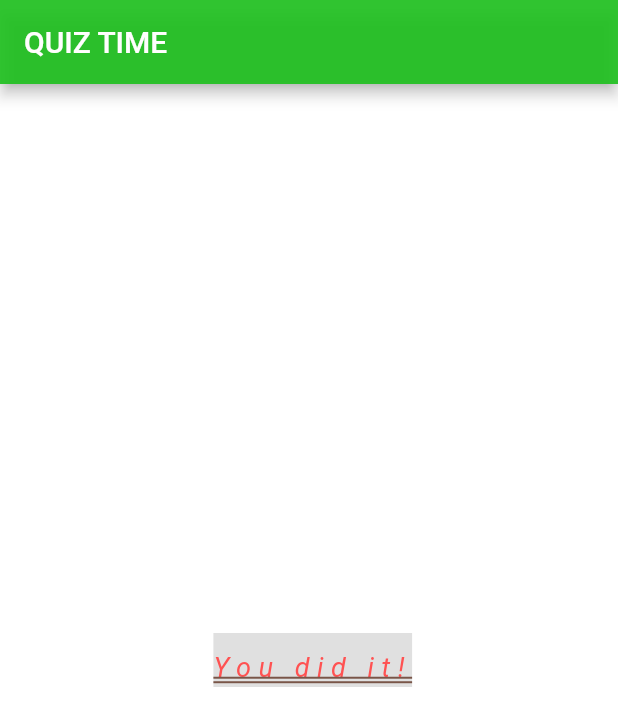
After one commit to rajpranit/quiz-app, a Flutter app: the screen it shows after launch, after a tap on "White", after a tap on "Deer", after a tap on "Home", on a phone screen of 412 x 824 dp. The commit adds this screen. Shown: the top 726 px of the screen. Run offline on Flutter 3.47's test engine with Material 2 defaults, Android fonts, the phone set to English and light mode, and no system bars.

Commit message:
Splitting Widget

```diff
--- a/lib/main.dart
+++ b/lib/main.dart
@@ -1,6 +1,10 @@
 import 'package:flutter/material.dart';
+import 'package:quiz_app/result.dart';
+
 import './answer.dart';
 import './question.dart';
+
+import './quiz.dart';
 
 void main() => runApp(MyApp());
 
@@ -19,7 +23,7 @@ class _MyAppState extends State<MyApp> {
     });
   }
 
-  final questions = const [
+  final _questions = const [
     {
       'question': 'What is your favourite color?',
       'answers': ['White', 'black', 'Green', 'Blue']
@@ -49,34 +53,9 @@ class _MyAppState extends State<MyApp> {
             ),
           ),
         ),
-        body: _questionIndex < questions.length
-            ? Column(
-                children: [
-                  Question(questions[_questionIndex]["question"] as String),
-                  ...(questions[_questionIndex]['answers'] as List)
-                      .map((answer) => Answer(_answerQuestion, answer))
-                ],
-              )
-            : Center(
-                child: Text(
-                  "You did it!",
-                  style: TextStyle(
-                      fontSize: 18,
-                      height:
-                          2, //line height 200%, 1= 100%, were 0.9 = 90% of actual line height
-                      color: Colors.redAccent, //font color
-                      backgroundColor: Colors.black12, //background color
-                      letterSpacing: 5, //letter spacing
-                      decoration: TextDecoration.underline, //make underline
-                      decorationStyle:
-                          TextDecorationStyle.double, //double underline
-                      decorationColor:
-                          Colors.brown, //text decoration 'underline' color
-                      decorationThickness:
-                          1.5, //decoration 'underline' thickness
-                      fontStyle: FontStyle.italic),
-                ),
-              ),
+        body: _questionIndex < _questions.length
+            ? Quiz(_answerQuestion, _questions, _questionIndex)
+            : Result(),
       ),
     );
   }
--- /dev/null
+++ b/lib/quiz.dart
@@ -0,0 +1,25 @@
+import 'package:flutter/material.dart';
+
+import './answer.dart';
+import './question.dart';
+
+// ignore: must_be_immutable
+class Quiz extends StatelessWidget {
+
+  final Function answerQuestion;
+  int questionIndex;
+  final List<Map<String , Object>> questions;
+
+  Quiz(this.answerQuestion , this.questions ,this.questionIndex);
+
+  @override
+  Widget build(BuildContext context) {
+    return Column(
+                children: [
+                  Question(questions[questionIndex]["question"] as String),
+                  ...(questions[questionIndex]['answers'] as List)
+                      .map((answer) => Answer(answerQuestion, answer),)
+                ],
+              );
+  }
+}
--- /dev/null
+++ b/lib/result.dart
@@ -0,0 +1,29 @@
+import 'package:flutter/material.dart';
+
+class Result extends StatelessWidget {
+  const Result({Key key}) : super(key: key);
+
+  @override
+  Widget build(BuildContext context) {
+    return Center(
+                child: Text(
+                  "You did it!",
+                  style: TextStyle(
+                      fontSize: 18,
+                      height:
+                          2, //line height 200%, 1= 100%, were 0.9 = 90% of actual line height
+                      color: Colors.redAccent, //font color
+                      backgroundColor: Colors.black12, //background color
+                      letterSpacing: 5, //letter spacing
+                      decoration: TextDecoration.underline, //make underline
+                      decorationStyle:
+                          TextDecorationStyle.double, //double underline
+                      decorationColor:
+                          Colors.brown, //text decoration 'underline' color
+                      decorationThickness:
+                          1.5, //decoration 'underline' thickness
+                      fontStyle: FontStyle.italic),
+                ),
+              );
+  }
+}
```
